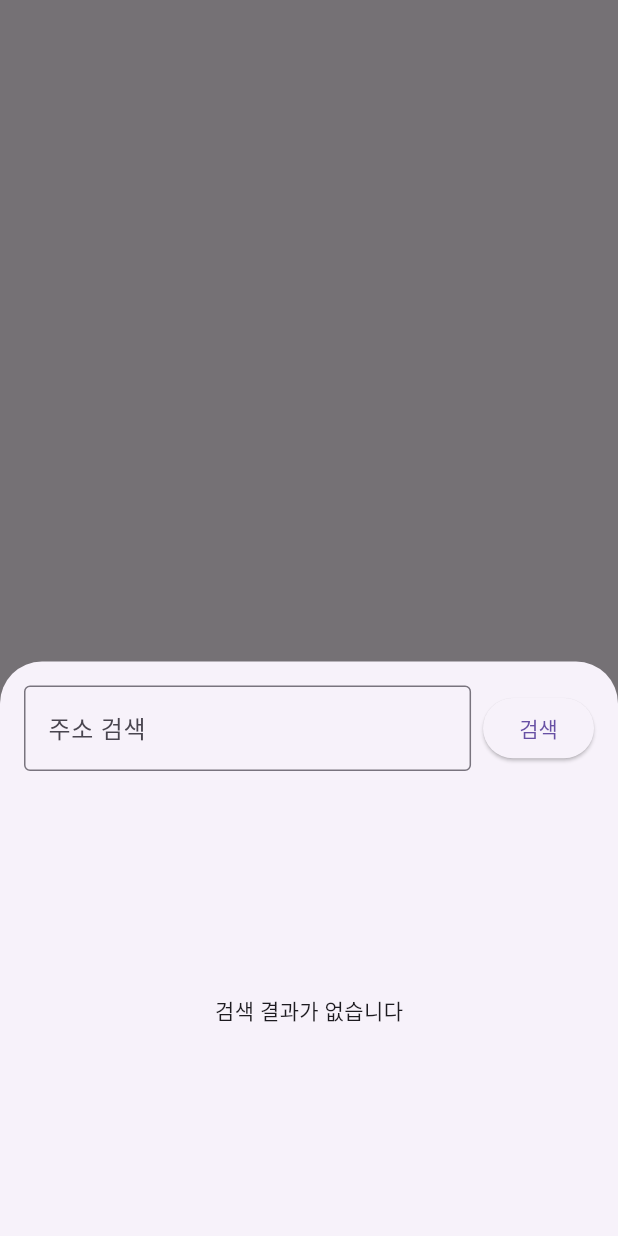
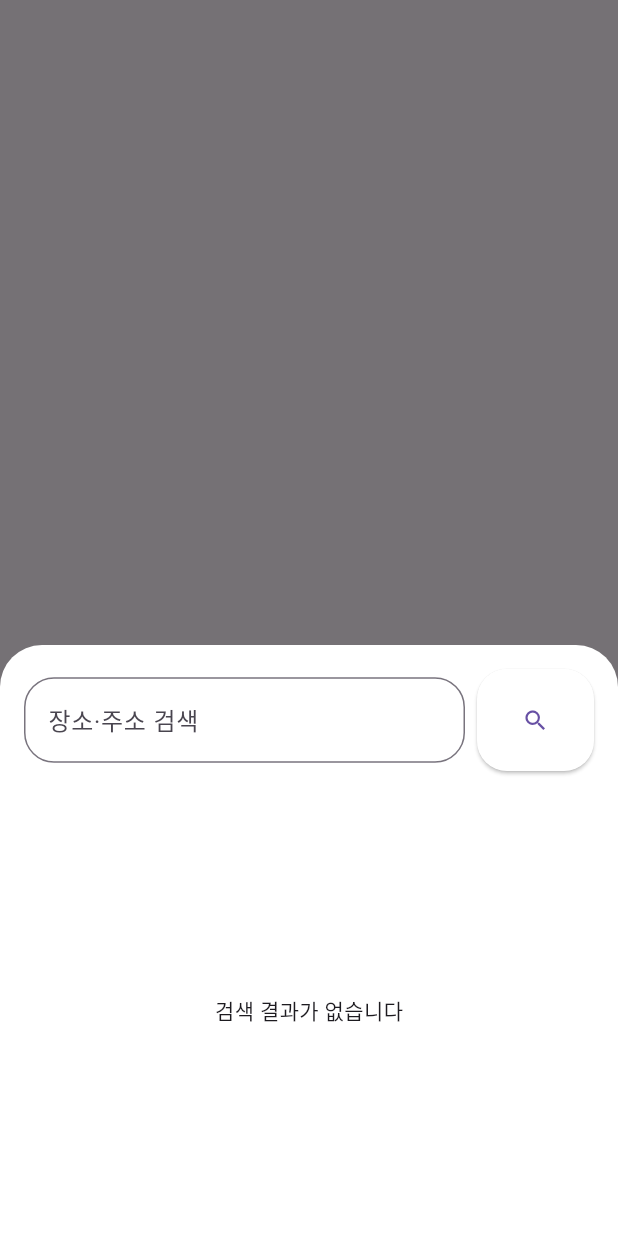
Before and after one commit to dlsalsgur03/OSBP_Project, a Flutter app: what showAddressSearchModal() shows on an empty page, opened directly, on a phone screen of 412 x 824 dp. Run offline on Flutter 3.47's test engine with Material 3 defaults, Android fonts, the phone set to English and light mode, and no system bars; our stand-ins replace emoji_picker_flutter, flutter_dotenv, flutter_local_notifications, flutter_map, latlong2, permission_handler and 3 more; accounts and stored records are empty; network calls fail; statements that could not run were skipped.

Commit message:
장소 검색 바텀 시트 요소 및 테마 변경

```diff
--- a/lib/schedulePopup/location_search.dart
+++ b/lib/schedulePopup/location_search.dart
@@ -8,6 +8,7 @@ Future<Map<String, dynamic>?> showAddressSearchModal(BuildContext context) async
   return showModalBottomSheet<Map<String, dynamic>>(
     context: context,
     isScrollControlled: true,
+    backgroundColor: Colors.white,
     builder: (context) {
       return StatefulBuilder(
         builder: (context, setState) {
@@ -41,14 +42,26 @@ Future<Map<String, dynamic>?> showAddressSearchModal(BuildContext context) async
                       child: TextField(
                         controller: searchController,
                         decoration: InputDecoration(
-                          hintText: '주소 검색',
-                          border: OutlineInputBorder(),
+                          hintText: '장소·주소 검색',
+                          border: OutlineInputBorder(
+                            borderRadius: BorderRadius.circular(20),
+                          ),
                         ),
                         onSubmitted: (_) => onSearch(),
                       ),
                     ),
                     SizedBox(width: 8),
-                    ElevatedButton(onPressed: onSearch, child: Text('검색')),
+                    ElevatedButton(
+                      onPressed: onSearch,
+                      style: ElevatedButton.styleFrom(
+                        backgroundColor: Colors.white,
+                        shape: RoundedRectangleBorder(
+                          borderRadius: BorderRadius.circular(20),
+                        ),
+                        padding: EdgeInsets.symmetric(horizontal: 30, vertical: 25)
+                      ),
+                      child: Icon(Icons.search)
+                    ),
                   ],
                 ),
                 SizedBox(height: 10),
@@ -68,6 +81,10 @@ Future<Map<String, dynamic>?> showAddressSearchModal(BuildContext context) async
                       return ListTile(
                         title: Text(roadAddress.isNotEmpty ? roadAddress : placeName),
                         subtitle: Text(placeName),
+                        trailing: Icon(Icons.arrow_forward_ios, size: 16, color: Colors.grey,),
+                        shape: RoundedRectangleBorder(
+                          borderRadius: BorderRadius.circular(10)
+                        ),
                         onTap: () {
                           Navigator.of(context).pop({
                             'address': roadAddress.isNotEmpty ? roadAddress : placeName,
```
